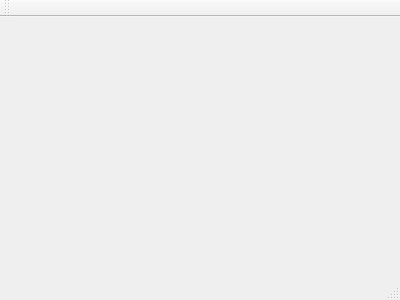
Qt form TextFinder/mainwindow.ui (theaob/textfinder) before a commit.
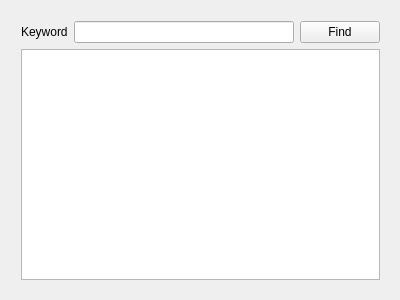
The same form after that commit.

```diff
--- a/TextFinder/mainwindow.ui
+++ b/TextFinder/mainwindow.ui
@@ -12,13 +12,46 @@
   <property name="windowTitle" >
    <string>MainWindow</string>
   </property>
-  <widget class="QMenuBar" name="menuBar" />
-  <widget class="QToolBar" name="mainToolBar" />
-  <widget class="QWidget" name="centralWidget" />
-  <widget class="QStatusBar" name="statusBar" />
+  <widget class="QWidget" name="centralWidget">
+   <widget class="QWidget" name="">
+    <property name="geometry">
+     <rect>
+      <x>10</x>
+      <y>10</y>
+      <width>381</width>
+      <height>281</height>
+     </rect>
+    </property>
+    <layout class="QVBoxLayout" name="verticalLayout">
+     <item>
+      <layout class="QHBoxLayout" name="horizontalLayout">
+       <item>
+        <widget class="QLabel" name="label">
+         <property name="text">
+          <string>Keyword</string>
+         </property>
+        </widget>
+       </item>
+       <item>
+        <widget class="QLineEdit" name="lineEdit"/>
+       </item>
+       <item>
+        <widget class="QPushButton" name="findButton">
+         <property name="text">
+          <string>Find</string>
+         </property>
+        </widget>
+       </item>
+      </layout>
+     </item>
+     <item>
+      <widget class="QTextEdit" name="textEdit"/>
+     </item>
+    </layout>
+   </widget>
+  </widget>
  </widget>
- <layoutDefault spacing="6" margin="11" />
- <pixmapfunction></pixmapfunction>
+ <layoutdefault spacing="6" margin="11"/>
  <resources/>
  <connections/>
 </ui>
```
Left out of the diff: 7 changed lines with no effect on the pictures.
